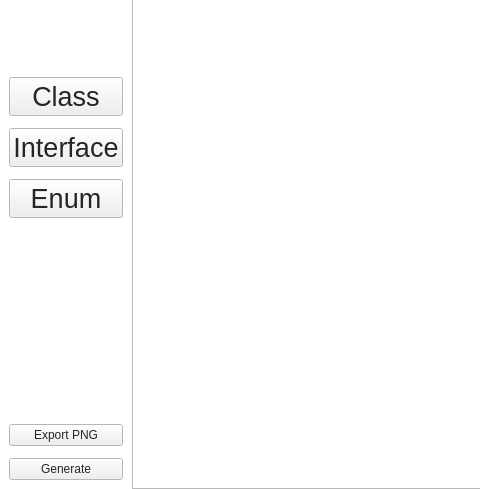
First picture: the form in src/ui/Board.ui, repository Trifsoft/diagrampp, before the edit; both pictures show x 0 to 480 and y 438 to 927 of the 1280 by 927 pixel window.
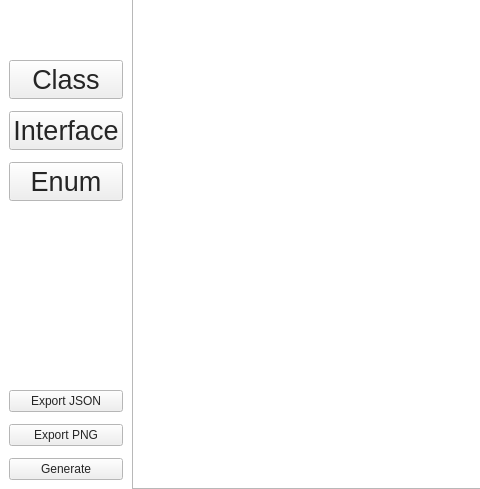
Second picture: the form after the edit. Icons and pictures are not drawn.

Commit message: Added project export

The edit to the form file:
```diff
--- a/src/ui/Board.ui
+++ b/src/ui/Board.ui
@@ -420,6 +420,13 @@
           </property>
          </spacer>
         </item>
+        <item>
+         <widget class="QPushButton" name="exportJSON">
+          <property name="text">
+           <string>Export JSON</string>
+          </property>
+         </widget>
+        </item>
         <item>
          <widget class="QPushButton" name="exportPNG">
           <property name="text">
```
The commit also changes 2 other files.
